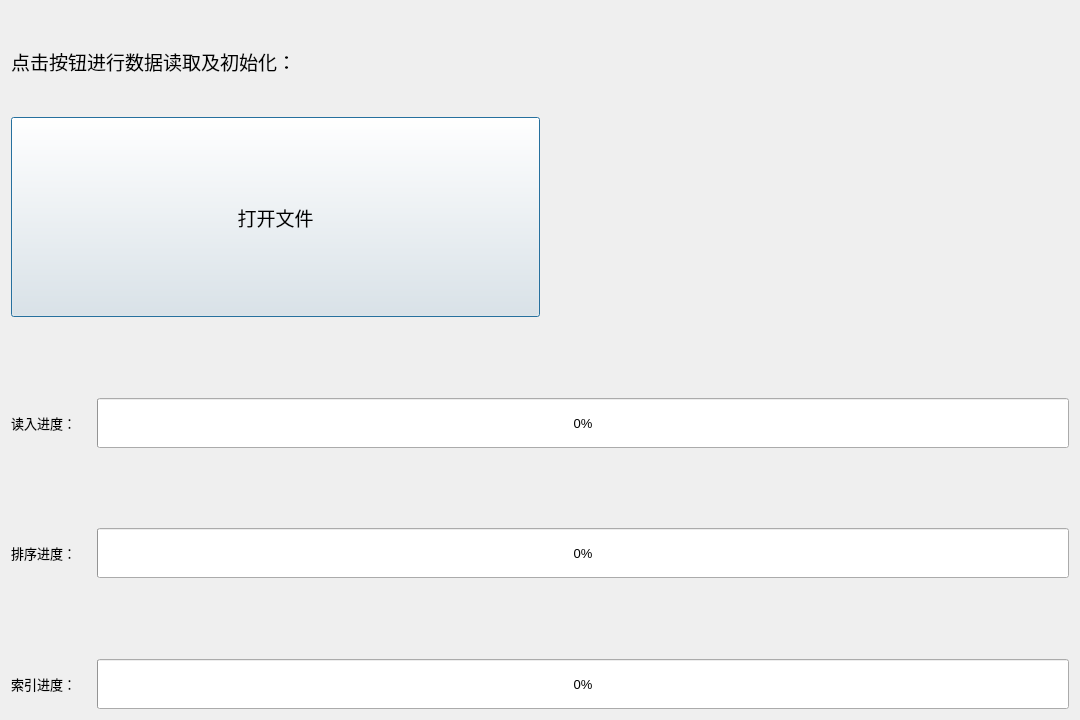
The window that filereader.ui (JerryLiu369/StockMarketExploring_homework_202206) describes before a commit, drawn with Qt 5.
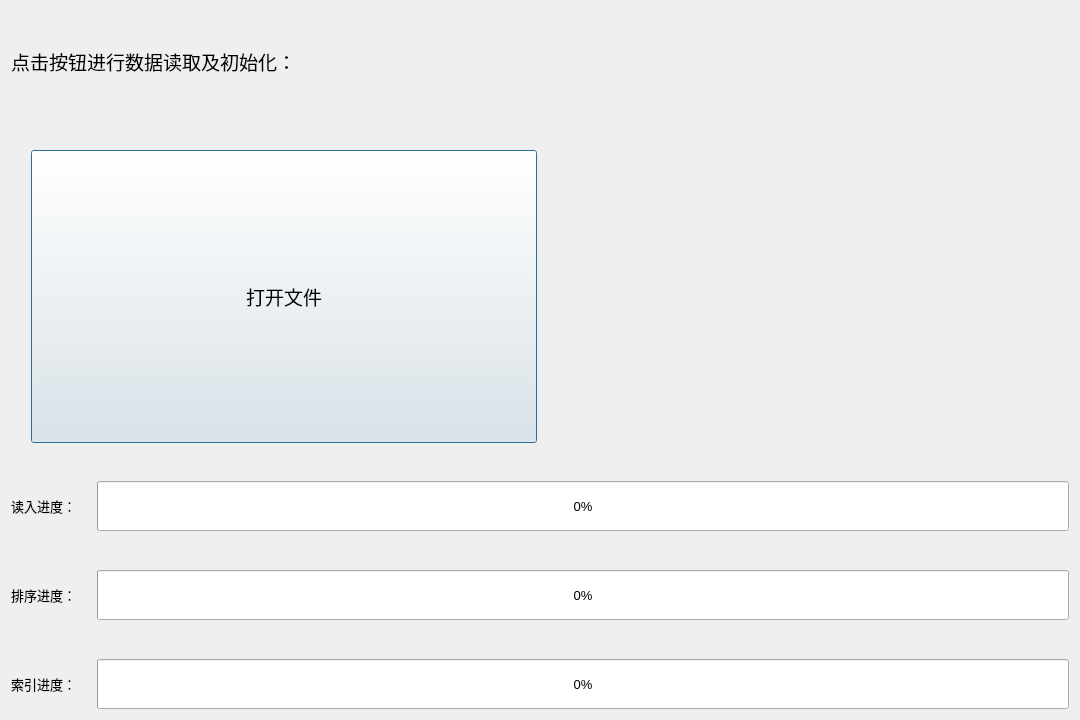
The same window after the commit. Icons and pictures are not drawn.

Patch:
```diff
--- a/filereader.ui
+++ b/filereader.ui
@@ -38,8 +38,34 @@
        </property>
       </widget>
      </item>
+     <item>
+      <spacer name="verticalSpacer">
+       <property name="orientation">
+        <enum>Qt::Vertical</enum>
+       </property>
+       <property name="sizeHint" stdset="0">
+        <size>
+         <width>20</width>
+         <height>40</height>
+        </size>
+       </property>
+      </spacer>
+     </item>
      <item>
       <layout class="QHBoxLayout" name="horizontalLayout_2">
+       <item>
+        <spacer name="verticalSpacer_8">
+         <property name="orientation">
+          <enum>Qt::Vertical</enum>
+         </property>
+         <property name="sizeHint" stdset="0">
+          <size>
+           <width>20</width>
+           <height>300</height>
+          </size>
+         </property>
+        </spacer>
+       </item>
        <item>
         <widget class="QPushButton" name="pushButton">
          <property name="sizePolicy">
@@ -69,14 +95,28 @@
         </widget>
        </item>
        <item>
-        <spacer name="horizontalSpacer">
+        <widget class="QWidget" name="widget" native="true">
+         <property name="sizePolicy">
+          <sizepolicy hsizetype="Expanding" vsizetype="Expanding">
+           <horstretch>0</horstretch>
+           <verstretch>0</verstretch>
+          </sizepolicy>
+         </property>
+         <property name="styleSheet">
+          <string notr="true">image: url(:/pic/images.png);</string>
+         </property>
+         <layout class="QGridLayout" name="gridLayout_2"/>
+        </widget>
+       </item>
+       <item>
+        <spacer name="verticalSpacer_7">
          <property name="orientation">
-          <enum>Qt::Horizontal</enum>
+          <enum>Qt::Vertical</enum>
          </property>
          <property name="sizeHint" stdset="0">
           <size>
-           <width>40</width>
-           <height>20</height>
+           <width>20</width>
+           <height>300</height>
           </size>
          </property>
         </spacer>
```
